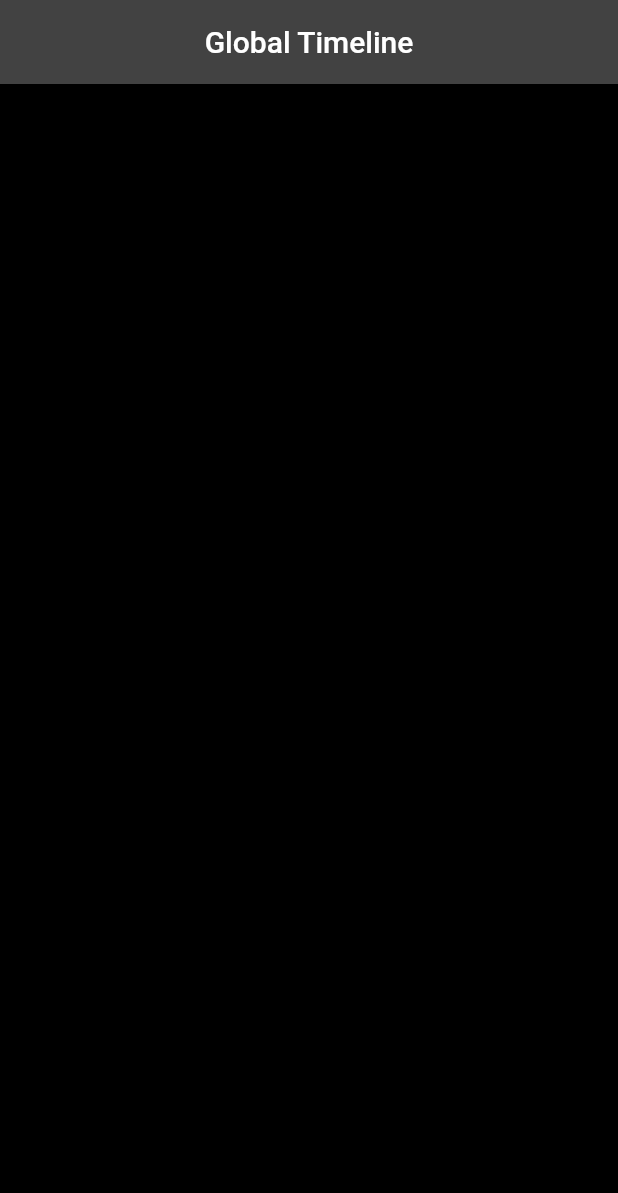
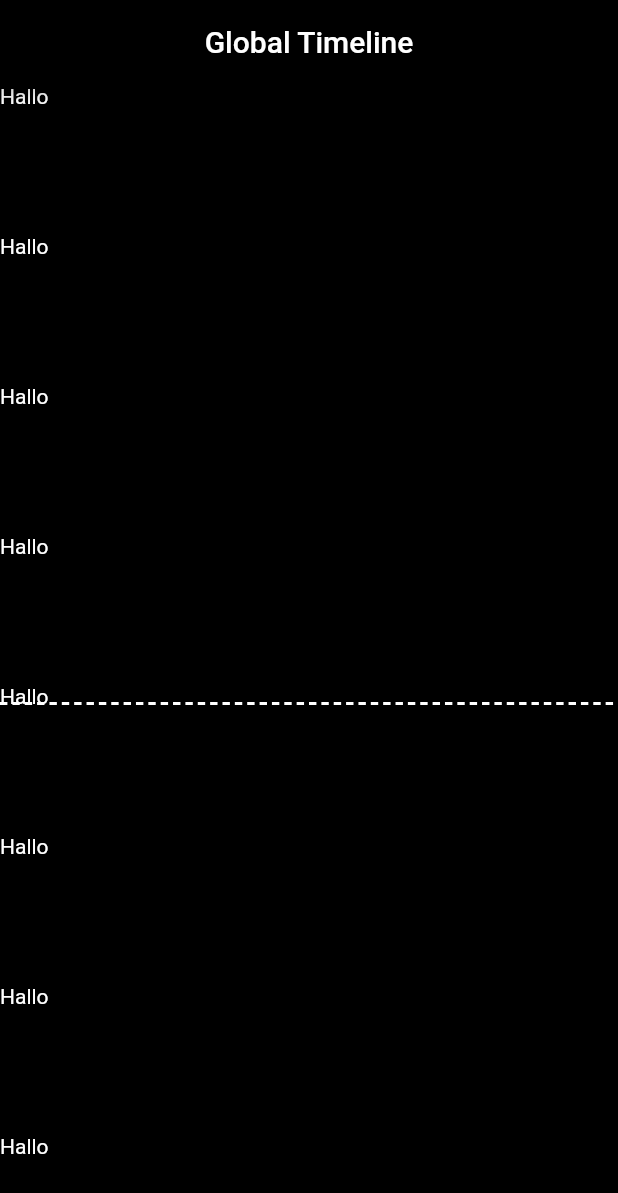
Before and after one commit to freekvandeven/flutter_earth_history, a Flutter app: the screen it shows after launch, on a phone screen of 412 x 824 dp. Shown: the top 1193 px of the screen. Run offline on Flutter 3.47's test engine with Material 2 defaults, Android fonts, the phone set to English and light mode, and no system bars; our stand-ins replace flutter_hooks, go_router, hooks_riverpod; generated files the repository leaves out were written again.

Commit message:
feat: horizontal divider

```diff
--- a/lib/src/features/timeline/timeline.dart
+++ b/lib/src/features/timeline/timeline.dart
@@ -1,4 +1,5 @@
 import 'package:flutter/material.dart';
+import 'package:flutter_earth_history/src/features/timeline/widgets/divider.dart';
 import 'package:flutter_earth_history/src/global/extensions/localization.dart';
 import 'package:flutter_earth_history/src/services/history_events.dart';
 import 'package:flutter_earth_history/src/theme.dart';
@@ -10,6 +11,7 @@ class GlobalTimelineScreen extends HookConsumerWidget {
 
   @override
   Widget build(BuildContext context, WidgetRef ref) {
+    var size = MediaQuery.of(context).size;
     var localization = context.localizations;
     var scrollController = useScrollController();
     var historyEvents = ref.watch(historyEventsProvider);
@@ -24,6 +26,7 @@ class GlobalTimelineScreen extends HookConsumerWidget {
       appBar: AppBar(
         title: Text(localization.titleTimeline),
         centerTitle: true,
+        backgroundColor: ProjectTheme.backgroundColor,
       ),
       backgroundColor: ProjectTheme.backgroundColor,
       body: Stack(
@@ -38,14 +41,17 @@ class GlobalTimelineScreen extends HookConsumerWidget {
                     for (var i = 0; i < 30; i++) ...[
                       const SizedBox(
                         height: 100,
+                        child: Text('Hallo'),
                       ),
                     ],
                   ],
                 ),
                 for (var event in historyEvents) ...[
-                  Positioned(
-                    left: 20,
-                    top: event.yearAfterBC * yearPixelLength,
+                  Padding(
+                    padding: EdgeInsets.only(
+                      left: size.width * 0.1,
+                      top: event.yearAfterBC * yearPixelLength,
+                    ),
                     child: Container(
                       width: 40,
                       height: 40,
@@ -61,7 +67,12 @@ class GlobalTimelineScreen extends HookConsumerWidget {
           ),
 
           // year divider at half the page with the current year
-
+          Padding(
+            padding: EdgeInsets.only(top: size.height * 0.5),
+            child: DividerLine(
+              scrollController: scrollController,
+            ),
+          ),
           // horizontal timeline preview
         ],
       ),
--- /dev/null
+++ b/lib/src/features/timeline/widgets/divider.dart
@@ -0,0 +1,40 @@
+import 'package:flutter/material.dart';
+import 'package:flutter_hooks/flutter_hooks.dart';
+
+class DividerLine extends HookWidget {
+  const DividerLine({
+    required this.scrollController,
+    super.key,
+  });
+
+  final ScrollController scrollController;
+
+  @override
+  Widget build(BuildContext context) {
+    var amountDividers = 50;
+    return Column(
+      children: [
+        Row(
+          children: [
+            for (var i = 0; i < amountDividers; i++) ...[
+              Expanded(
+                flex: 3,
+                child: Container(
+                  height: 2,
+                  color: Colors.white,
+                ),
+              ),
+              if (i != amountDividers)
+                Expanded(
+                  flex: 2,
+                  child: Container(
+                    height: 2,
+                  ),
+                ),
+            ],
+          ],
+        ),
+      ],
+    );
+  }
+}
```
